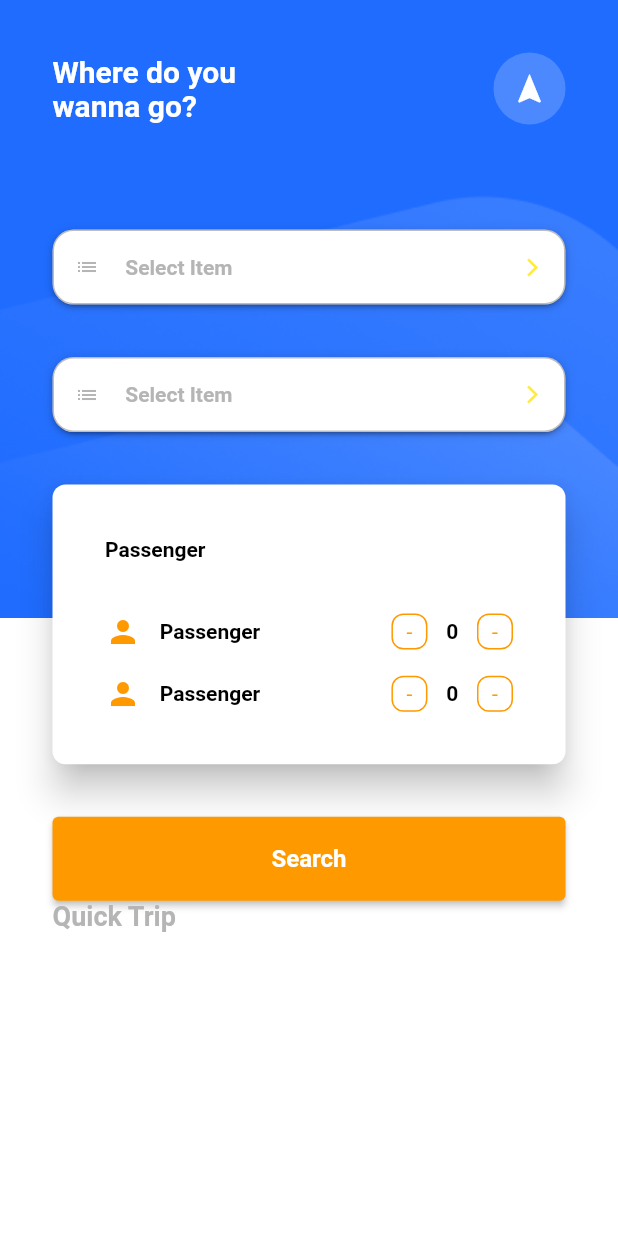
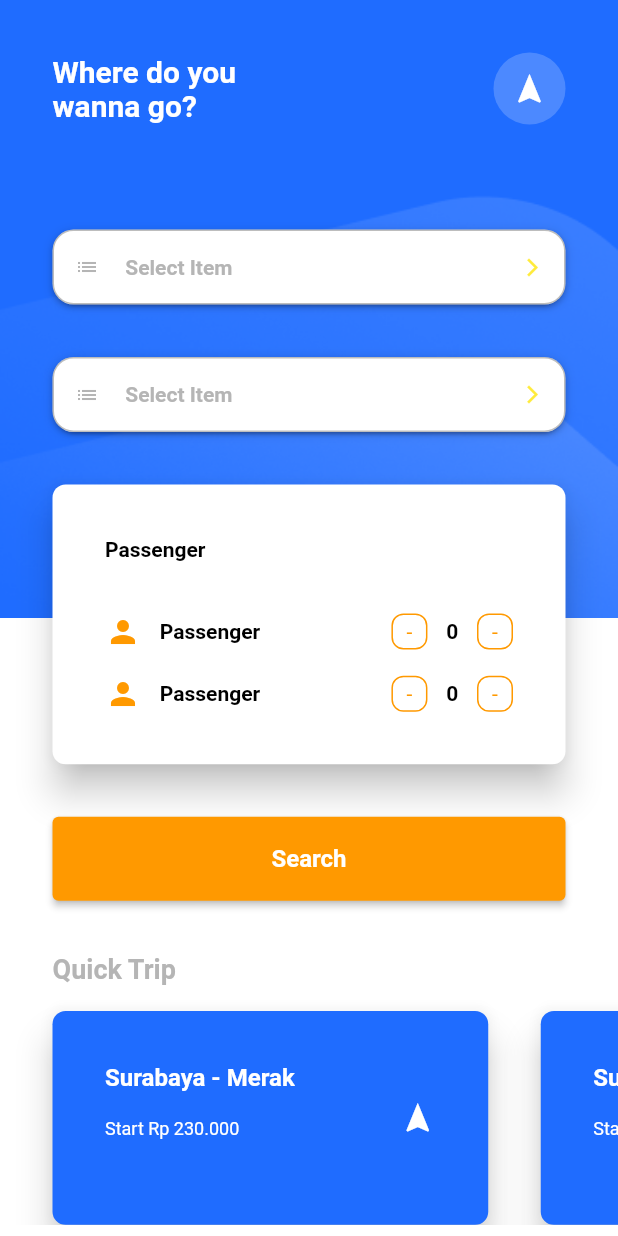
Before and after one commit to dikkisetiawan/tipal, a Flutter app: the screen it shows after launch, on a phone screen of 412 x 824 dp. Run offline on Flutter 3.47's test engine with Material 2 defaults, Android fonts, the phone set to English and light mode, and no system bars; drawn by our look-alikes of dropdown_button2.

Commit message:
Home UI slicing finished

```diff
--- a/lib/pages/home_page.dart
+++ b/lib/pages/home_page.dart
@@ -26,12 +26,13 @@ class HomePage extends StatelessWidget {
             ),
             Expanded(
               child: Container(
-                decoration: BoxDecoration(color: kWhiteColor),
+                decoration: const BoxDecoration(color: kWhiteColor),
               ),
             )
           ],
         ),
         ListView(
+          physics: const BouncingScrollPhysics(),
           children: [
             Padding(
               padding: const EdgeInsets.only(
@@ -102,13 +103,65 @@ class HomePage extends StatelessWidget {
               padding: EdgeInsets.symmetric(horizontal: defaultMargin),
               child: KelevatedButtonWidget(title: 'Search'),
             ),
+            const SizedBox(height: defaultMargin),
             Padding(
               padding: const EdgeInsets.symmetric(horizontal: defaultMargin),
               child: Text(
                 'Quick Trip',
                 style: titleTextStyle.copyWith(fontSize: 18, color: kGreyColor),
               ),
-            )
+            ),
+            SizedBox(
+              width: double.infinity,
+              height: 160,
+              child: ListView.builder(
+                shrinkWrap: true,
+                scrollDirection: Axis.horizontal,
+                itemCount: 5,
+                itemBuilder: (context, index) {
+                  return Card(
+                      color: kPrimaryColor,
+                      margin: const EdgeInsets.only(
+                          top: defaultMargin / 2, left: defaultMargin),
+                      elevation: 10,
+                      shape: const RoundedRectangleBorder(
+                          borderRadius: BorderRadius.all(
+                              Radius.circular(defaultMargin / 4))),
+                      child: Padding(
+                        padding: const EdgeInsets.all(defaultMargin),
+                        child: Row(
+                          children: [
+                            Column(
+                              crossAxisAlignment: CrossAxisAlignment.start,
+                              children: [
+                                Text(
+                                  'Surabaya - Merak',
+                                  style: whiteTextStyle.copyWith(fontSize: 16),
+                                ),
+                                const SizedBox(
+                                  height: defaultMargin / 2,
+                                ),
+                                Text(
+                                  'Start Rp 230.000',
+                                  style: whiteTextStyle.copyWith(
+                                      fontWeight: FontWeight.normal,
+                                      fontSize: 12),
+                                )
+                              ],
+                            ),
+                            const SizedBox(width: defaultMargin * 2),
+                            const Icon(
+                              Icons.navigation,
+                              color: kWhiteColor,
+                              size: 24,
+                            )
+                          ],
+                        ),
+                      ));
+                },
+              ),
+            ),
+            const SizedBox(height: defaultMargin * 8),
           ],
         )
       ]),
```
